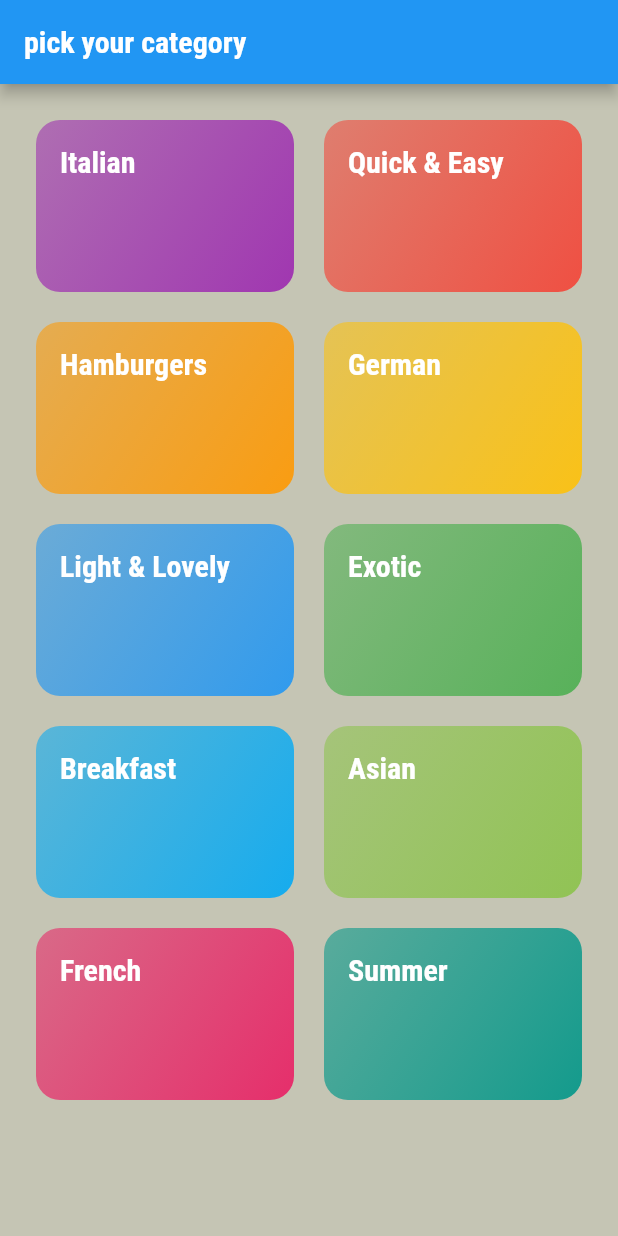
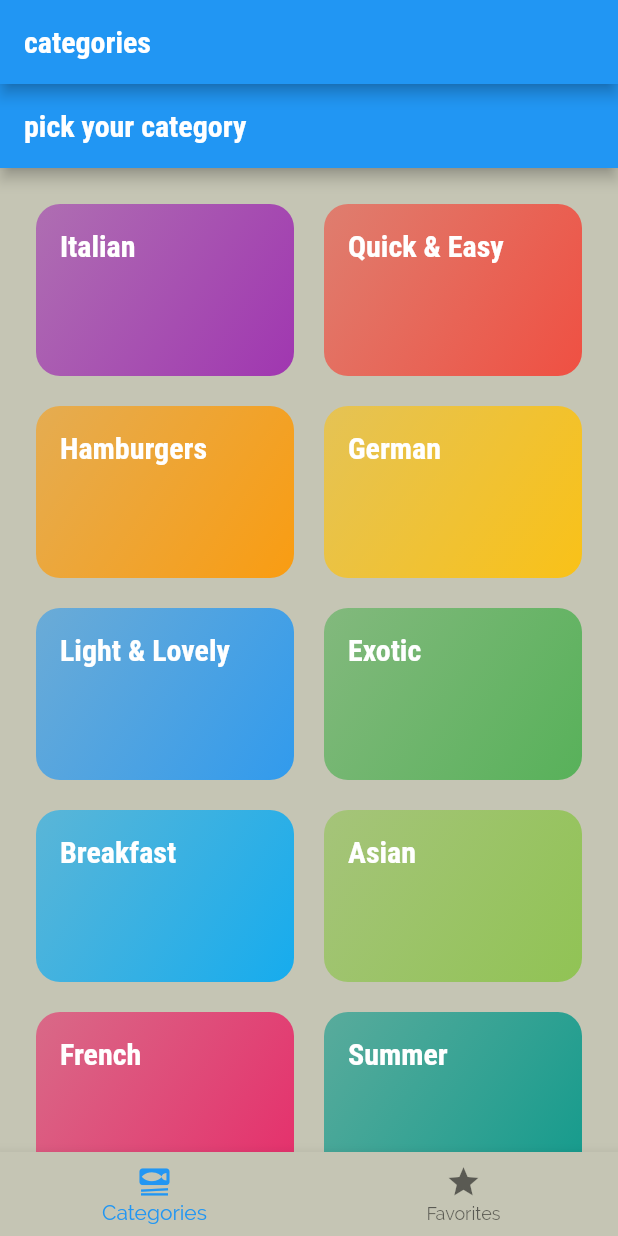
Before and after one commit to George-k-tech/meal_app, a Flutter app: the screen it shows after launch, on a phone screen of 412 x 824 dp. Run offline on Flutter 3.47's test engine with Material 2 defaults, Android fonts, the phone set to English and light mode, and no system bars; our stand-ins replace transparent_image.

```diff
--- a/lib/main.dart
+++ b/lib/main.dart
@@ -1,5 +1,6 @@
 import 'package:flutter/material.dart';
-import './screens/categories.dart';
+import 'package:meal_app/screens/tabs.dart';
+
 
 
 void main() {
@@ -32,7 +33,7 @@ class MyApp extends StatelessWidget {
             ),
       ),
       //home is the first screen that is the root screen
-      home: const Categories()
+      home: const TabsScreen()
     );
   }
 }
--- /dev/null
+++ b/lib/screens/tabs.dart
@@ -0,0 +1,51 @@
+import 'package:flutter/material.dart';
+import 'package:meal_app/screens/categories.dart';
+import 'package:meal_app/screens/meals.dart';
+
+class TabsScreen extends StatefulWidget {
+  const TabsScreen({super.key});
+
+  @override
+  State<TabsScreen> createState() => _TabsScreenState();
+}
+
+class _TabsScreenState extends State<TabsScreen> {
+  int _selectedPageIndex = 0;
+
+  void _selectPage(int index) {
+    setState(() {
+      _selectedPageIndex = index;
+    });
+  }
+
+  @override
+  Widget build(BuildContext context) {
+    Widget activePage = const Categories();
+    var activePageTitle = 'categories';
+
+    if (_selectedPageIndex == 1) {
+      activePage = MealsScreen(title: 'favorites', meals: []);
+      activePageTitle = 'your favorites';
+    }
+
+    return Scaffold(
+      appBar: AppBar(
+        title: Text(activePageTitle),
+      ),
+      body: activePage,
+      bottomNavigationBar: BottomNavigationBar(
+        onTap: _selectPage,
+        items: const [
+          BottomNavigationBarItem(
+            icon: Icon(Icons.set_meal),
+            label: 'Categories',
+          ),
+          BottomNavigationBarItem(
+            icon: Icon(Icons.star),
+            label: 'Favorites',
+          ),
+        ],
+      ),
+    );
+  }
+}
--- a/lib/widgets/meal_item_trait.dart
+++ b/lib/widgets/meal_item_trait.dart
@@ -1,6 +1,4 @@
 import 'package:flutter/material.dart';
-import 'package:flutter/src/widgets/framework.dart';
-import 'package:flutter/src/widgets/placeholder.dart';
 
 class MealItemTrait extends StatelessWidget {
   const MealItemTrait({super.key, required this.icon, required this.label});
```
Also changed, not shown: lib/screens/meals_details.dart (+54 -5 lines).
